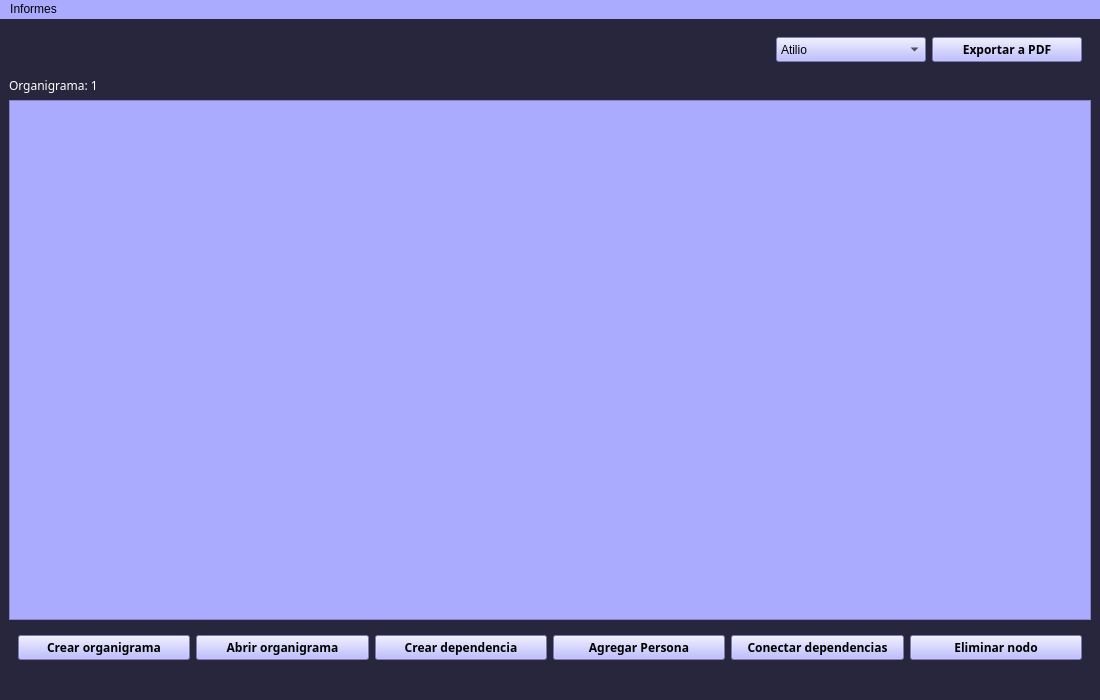
First picture: the form in Prueba tp/main_window_1.ui, repository stel0/TP-PYTHON, before the edit.
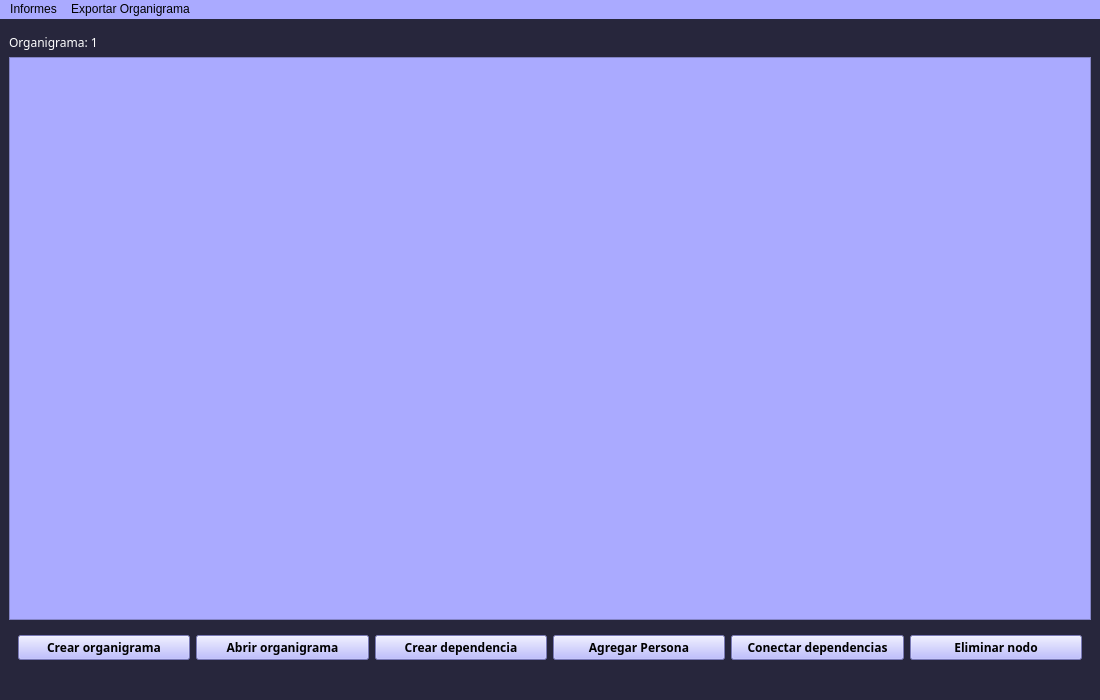
Second picture: the form after the edit. Icons and pictures are not drawn.

```diff
--- a/Prueba tp/main_window_1.ui
+++ b/Prueba tp/main_window_1.ui
@@ -39,9 +39,15 @@
         <height>16777215</height>
        </size>
       </property>
-      <layout class="QHBoxLayout" name="horizontalLayout_2">
-       <item>
         <widget class="QComboBox" name="comboBox">
+       <property name="geometry">
+        <rect>
+         <x>9</x>
+         <y>9</y>
+         <width>150</width>
+         <height>18</height>
+        </rect>
+       </property>
          <property name="minimumSize">
           <size>
            <width>150</width>
@@ -87,9 +93,15 @@
           </property>
          </item>
         </widget>
-       </item>
-       <item>
         <widget class="QPushButton" name="exportar_PDF">
+       <property name="geometry">
+        <rect>
+         <x>165</x>
+         <y>9</y>
+         <width>150</width>
+         <height>24</height>
+        </rect>
+       </property>
          <property name="minimumSize">
           <size>
            <width>150</width>
@@ -121,11 +133,9 @@
          </property>
          <property name="icon">
           <iconset>
-           <normaloff>disco-flexible.png</normaloff>disco-flexible.png</iconset>
-         </property>
-        </widget>
-       </item>
-      </layout>
+         <normaloff>../../../../../.designer/backup/disco-flexible.png</normaloff>../../../../../.designer/backup/disco-flexible.png</iconset>
+       </property>
+      </widget>
      </widget>
     </item>
     <item>
@@ -392,8 +402,18 @@
     </property>
     <addaction name="actionInforme_por_dependencia"/>
     <addaction name="actionPersonal_por_Dependencia_extendido"/>
+    <addaction name="actionSalario_por_Dependencia"/>
+    <addaction name="actionSalario_por_Dependencia_extendido"/>
+   </widget>
+   <widget class="QMenu" name="menuGuarda_como">
+    <property name="title">
+     <string>Exportar Organigrama</string>
+    </property>
+    <addaction name="actionPDF"/>
+    <addaction name="actionIMAGEN"/>
    </widget>
    <addaction name="menuInformes"/>
+   <addaction name="menuGuarda_como"/>
   </widget>
   <widget class="QStatusBar" name="statusbar"/>
   <action name="actionhola">
```
Left out of the diff: 41 changed lines with no effect on the pictures. Lines whose indentation alone changed are shown as unchanged.
